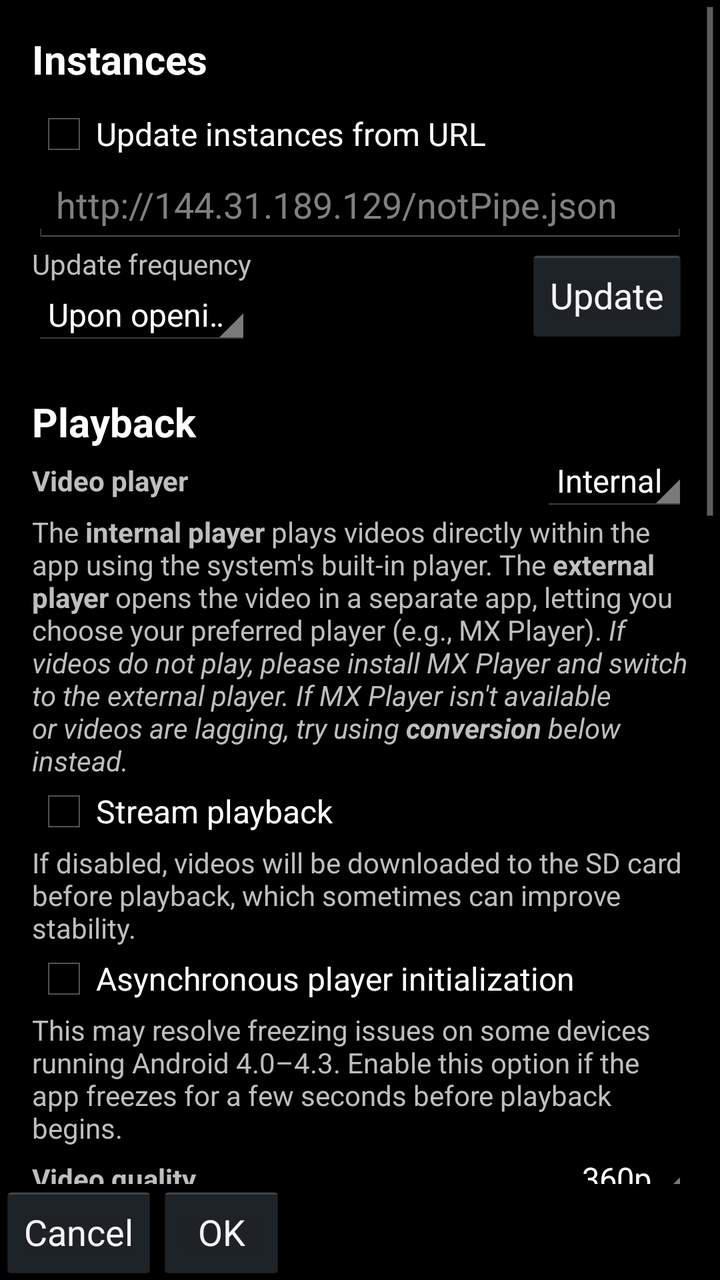
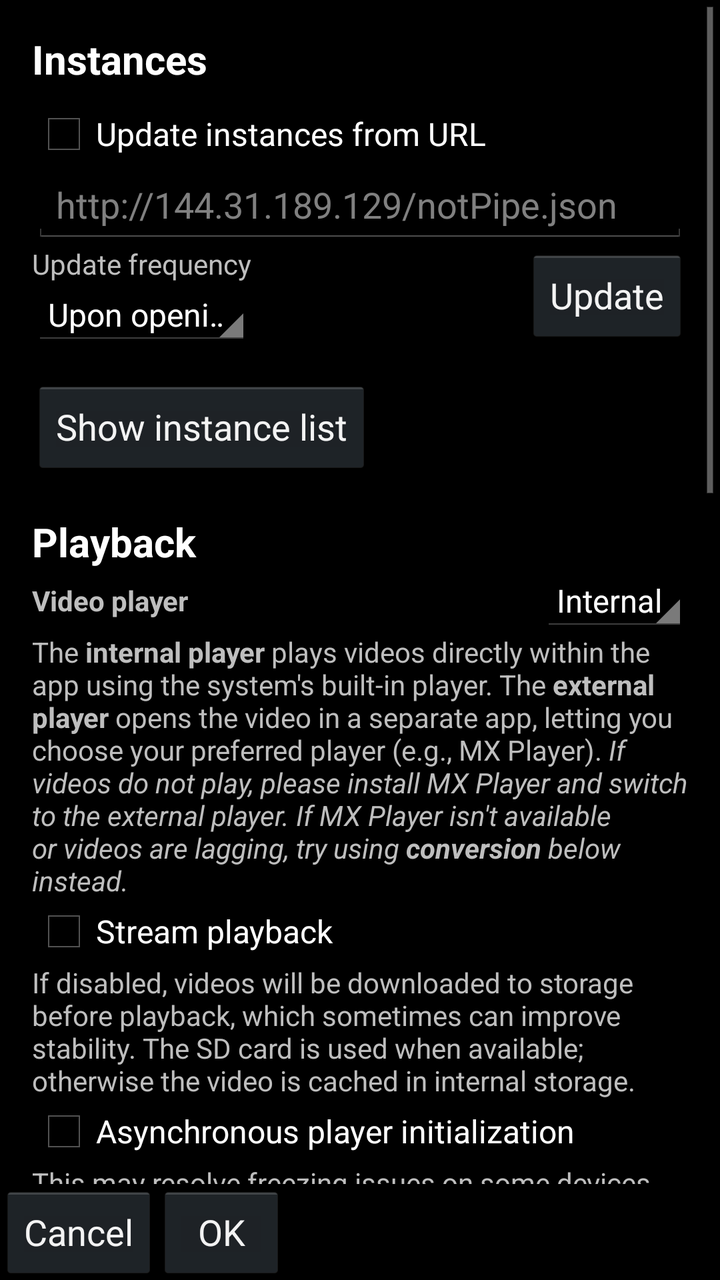

The first picture is an Android layout as it rendered before a commit; the second is the same layout after the commit. The layout source and the unified diff follow.
<!-- AndroidManifest.xml: application theme AppTheme -->
<!-- res/layout/activity_settings.xml -->
<?xml version="1.0" encoding="utf-8"?>
<LinearLayout xmlns:android="http://schemas.android.com/apk/res/android"
    xmlns:tools="http://schemas.android.com/tools"
    android:layout_width="fill_parent"
    android:layout_height="fill_parent"
    android:orientation="vertical"
    android:focusable="true"
    android:focusableInTouchMode="true">
    
    <ScrollView 
        android:layout_width="fill_parent"
        android:layout_height="0dp"
        android:layout_weight="1"
        android:fillViewport="true">
        
        <LinearLayout
            android:orientation="vertical"
            android:layout_width="fill_parent"
            android:layout_height="wrap_content"
            android:padding="16dp">

            <TextView
                android:layout_width="fill_parent"
                android:layout_height="wrap_content"
                android:text="@string/instances"
                android:textStyle="bold"
                android:textSize="20sp"
                android:paddingBottom="8dp"
                android:textColor="@android:color/primary_text_dark"/>

            <CheckBox
                android:id="@+id/update_chk"
                android:layout_width="wrap_content"
                android:layout_height="wrap_content"
                android:text="@string/update_instances_url"/>
            <LinearLayout
                android:id="@+id/update_instances"
                android:layout_width="fill_parent"
                android:layout_height="wrap_content"
                android:orientation="vertical">
                <EditText
                    android:id="@+id/instances_url"
                    android:layout_width="fill_parent"
                    android:layout_height="wrap_content"
                    android:hint="http://144.31.189.129/notPipe.json"
                    android:inputType="textUri"
                    android:singleLine="true"/>

                <LinearLayout
                    android:layout_width="fill_parent"
                    android:layout_height="wrap_content"
                    android:orientation="horizontal">

                    <LinearLayout
                        android:layout_width="wrap_content"
                        android:layout_height="wrap_content"
                        android:orientation="vertical">

                        <TextView
                            android:layout_width="wrap_content"
                            android:layout_height="wrap_content"
                            android:text="@string/update_freq"/>

                        <Spinner
                            android:id="@+id/update_spinner"
                            android:layout_width="fill_parent"
                            android:layout_height="wrap_content"
                            android:entries="@array/update_freq_"/>
                    </LinearLayout>

                    <View
                        android:layout_width="0dp"
                        android:layout_height="wrap_content"
                        android:layout_weight="1"/>

                    <Button
                        android:id="@+id/update_btn"
                        android:layout_width="wrap_content"
                        android:layout_height="wrap_content"
                        android:text="@string/update"
                        android:layout_gravity="center_vertical"/>
                </LinearLayout>
            </LinearLayout>

            <LinearLayout
                android:id="@+id/apiInstancesContainer"
                android:layout_width="fill_parent"
                android:layout_height="wrap_content"
                android:orientation="vertical"/>

            <TextView
                android:layout_width="fill_parent"
                android:layout_height="wrap_content"
                android:text="@string/playback"
                android:textStyle="bold"
                android:textSize="20sp"
                android:paddingTop="24dp"
                android:textColor="@android:color/primary_text_dark"/>

            <LinearLayout
                android:layout_width="fill_parent"
                android:layout_height="wrap_content"
                android:orientation="horizontal"
                android:gravity="center_vertical">
                <TextView
                    android:layout_width="0dp"
                    android:layout_height="wrap_content"
                    android:layout_weight="1"
                    android:text="@string/video_player"
                    android:textStyle="bold"/>
                <Spinner
                    android:id="@+id/player_spinner"
                    android:layout_width="wrap_content"
                    android:layout_height="wrap_content"
                    android:entries="@array/video_player_"/>
            </LinearLayout>

            <TextView
                android:layout_width="fill_parent"
                android:layout_height="wrap_content"
                android:text="@string/video_player_desc"/>

            <CheckBox
                android:id="@+id/stream_playback_chk"
                android:layout_width="fill_parent"
                android:layout_height="wrap_content"
                android:text="@string/stream_playback"/>

            <TextView
                android:layout_width="fill_parent"
                android:layout_height="wrap_content"
                android:text="@string/stream_playback_desc"/>

            <CheckBox
                android:id="@+id/async_uri_chk"
                android:layout_width="fill_parent"
                android:layout_height="wrap_content"
                android:text="@string/async_uri"/>

            <TextView
                android:layout_width="fill_parent"
                android:layout_height="wrap_content"
                android:text="@string/async_uri_"/>

            <LinearLayout
                android:layout_width="fill_parent"
                android:layout_height="wrap_content"
                android:orientation="horizontal"
                android:gravity="center_vertical">
                <TextView
                    android:layout_width="0dp"
                    android:layout_height="wrap_content"
                    android:layout_weight="1"
                    android:text="@string/video_quality"
                    android:textStyle="bold"/>
                <Spinner
                    android:id="@+id/quality_spinner"
                    android:layout_width="wrap_content"
                    android:layout_height="wrap_content"
                    android:entries="@array/qualities"/>
            </LinearLayout>

            <TextView
                android:layout_width="fill_parent"
                android:layout_height="wrap_content"
                android:text="@string/quality_recommend"/>

            <TextView
                android:layout_width="fill_parent"
                android:layout_height="wrap_content"
                android:text="@string/conversion"
                android:textStyle="bold"
                android:textSize="20sp"
                android:paddingTop="24dp"
                android:textColor="@android:color/primary_text_dark"/>

            <TextView
                android:layout_width="fill_parent"
                android:layout_height="wrap_content"
                android:text="@string/conversion_"/>

            <CheckBox
                android:id="@+id/convert_chk"
                android:layout_width="fill_parent"
                android:layout_height="wrap_content"
                android:text="@string/convert_videos"/>

            <LinearLayout
                android:layout_width="fill_parent"
                android:layout_height="wrap_content"
                android:orientation="horizontal"
                android:gravity="center_vertical"
                android:id="@+id/codec_layout"
                android:visibility="gone"
                tools:visibility="visible">
                <TextView
                    android:layout_width="0dp"
                    android:layout_height="wrap_content"
                    android:layout_weight="1"
                    android:text="@string/video_codec"
                    android:textStyle="bold"/>
                <Spinner
                    android:id="@+id/codec_spinner"
                    android:layout_width="wrap_content"
                    android:layout_height="wrap_content"
                    android:entries="@array/codecs"/>
            </LinearLayout>

            <TextView
                android:layout_width="fill_parent"
                android:layout_height="wrap_content"
                android:text="@string/general"
                android:textStyle="bold"
                android:textSize="20sp"
                android:paddingTop="24dp"
                android:textColor="@android:color/primary_text_dark"/>

            <CheckBox
                android:id="@+id/fullscreen_rotate_chk"
                android:layout_width="fill_parent"
                android:layout_height="wrap_content"
                android:text="@string/force_landscape"/>

            <TextView
                android:layout_width="fill_parent"
                android:layout_height="wrap_content"
                android:text="@string/hide_shorts"
                android:textStyle="bold"
                android:textSize="20sp"
                android:paddingTop="24dp"
                android:textColor="@android:color/primary_text_dark"/>

            <LinearLayout
                android:layout_width="fill_parent"
                android:layout_height="wrap_content"
                android:orientation="horizontal"
                android:gravity="center_vertical">
                <TextView
                    android:layout_width="0dp"
                    android:layout_height="wrap_content"
                    android:layout_weight="1"
                    android:text="@string/hide_shorts_length"/>
                <EditText
                    android:id="@+id/short_length_edit"
                    android:layout_width="80dp"
                    android:layout_height="wrap_content"
                    android:inputType="number"
                    android:singleLine="true"/>
            </LinearLayout>

            <CheckBox
                android:id="@+id/hide_shorts_rec_chk"
                android:layout_width="fill_parent"
                android:layout_height="wrap_content"
                android:text="@string/hide_shorts_recommendations"/>

            <CheckBox
                android:id="@+id/hide_shorts_subs_chk"
                android:layout_width="fill_parent"
                android:layout_height="wrap_content"
                android:text="@string/hide_shorts_subscriptions"/>

            <TextView
                android:layout_width="fill_parent"
                android:layout_height="wrap_content"
                android:text="@string/feed_settings"
                android:textStyle="bold"
                android:textSize="20sp"
                android:paddingTop="24dp"
                android:textColor="@android:color/primary_text_dark"/>

            <LinearLayout
                android:layout_width="fill_parent"
                android:layout_height="wrap_content"
                android:orientation="horizontal"
                android:gravity="center_vertical">

                <TextView
                    android:layout_width="0dp"
                    android:layout_height="wrap_content"
                    android:layout_weight="1"
                    android:text="@string/feed_update_mode"
                    android:textStyle="bold"/>

                <Spinner
                    android:id="@+id/feed_mode_spinner"
                    android:layout_width="wrap_content"
                    android:layout_height="wrap_content"
                    android:entries="@array/feed_update_modes"/>
            </LinearLayout>

            <LinearLayout
                android:id="@+id/feed_interval_layout"
                android:layout_width="fill_parent"
                android:layout_height="wrap_content"
                android:orientation="horizontal"
                android:gravity="center_vertical"
                android:visibility="gone"
                tools:visibility="visible">

                <TextView
                    android:layout_width="0dp"
                    android:layout_height="wrap_content"
                    android:layout_weight="1"
                    android:text="@string/feed_auto_interval"
                    android:textStyle="bold"/>

                <Spinner
                    android:id="@+id/feed_interval_spinner"
                    android:layout_width="wrap_content"
                    android:layout_height="wrap_content"
                    android:entries="@array/feed_intervals_"/>
            </LinearLayout>

            <CheckBox
                android:id="@+id/hide_popular_chk"
                android:layout_width="fill_parent"
                android:layout_height="wrap_content"
                android:text="@string/hide_popular_feed"
                android:paddingTop="8dp"/>

            <TextView
                android:layout_width="fill_parent"
                android:layout_height="wrap_content"
                android:text="@string/feed_update_desc"/>

            <TextView
                android:layout_width="fill_parent"
                android:layout_height="wrap_content"
                android:paddingTop="24dp"
                android:text="@string/setting_footer"
                android:textStyle="italic"/>
        </LinearLayout>
    </ScrollView>

    <LinearLayout
        android:orientation="horizontal"
        android:layout_width="fill_parent"
        android:layout_height="wrap_content">
        
        <Button
            android:id="@+id/cancel"
            android:layout_width="wrap_content"
            android:layout_height="wrap_content"
            android:text="@android:string/cancel"/>
            
        <Button
            android:id="@+id/ok"
            android:layout_width="wrap_content"
            android:layout_height="wrap_content"
            android:text="@android:string/ok"/>
    </LinearLayout>
</LinearLayout>
<!-- resources referenced by this layout -->
<resources>
  <string-array name="codecs">
          <item>MPEG-4 Visual (270p)</item>
          <item>MPEG-4 Visual (360p)</item>
          <item>H.263</item>
      </string-array>
  <string-array name="feed_update_modes">
          <item>On app open</item>
          <item>Manual (pull down)</item>
          <item>Auto update</item>
      </string-array>
  <string-array name="qualities">
          <item>360p</item>
          <item>480p</item>
          <item>720p</item>
          <item>1080p</item>
      </string-array>
  <string-array name="video_player_">
          <item>Internal</item>
          <item>External</item>
      </string-array>
  <string name="async_uri">Asynchronous player initialization</string>
  <string name="async_uri_">This may resolve freezing issues on some devices running Android 4.0–4.3. Enable this option if the app freezes for a few seconds before playback begins.</string>
  <string name="conversion">Conversion</string>
  <string name="conversion_">Conversion may help if your device does not support H.264 and MX Player is slow or not available. Conversion is available only with yt2009 and YtAPILegacy instances. SD card is required only when stream playback is disabled. <b>Do not enable if videos are playing normally.</b></string>
  <string name="convert_videos">Convert videos</string>
  <string name="feed_auto_interval">Auto update every</string>
  <string name="feed_settings">Subscriptions feed</string>
  <string name="feed_update_desc">Choose when the subscriptions feed is refreshed. In manual mode, pull the list down to check for new videos. The interval mode refreshes the feed while the app is open.</string>
  <string name="feed_update_mode">Feed update</string>
  <string name="force_landscape">Force landscape in full-screen</string>
  <string name="general">General</string>
  <string name="hide_popular_feed">Hide the Popular feed (Subscriptions only)</string>
  <string name="hide_shorts">Hide Shorts</string>
  <string name="hide_shorts_length">Hide videos shorter than</string>
  <string name="hide_shorts_recommendations">Hide Shorts in recommendations</string>
  <string name="hide_shorts_subscriptions">Hide Shorts in subscriptions</string>
  <string name="instances">Instances</string>
  <string name="playback">Playback</string>
  <string name="quality_recommend">For smooth playback, 360p is recommended.</string>
  <string name="setting_footer">notPipe — YouTube client for legacy Android\n▶ github.com/gohoski/notPipe\n▶ t.me/AppDataApps</string>
  <string name="stream_playback">Stream playback</string>
  <string name="stream_playback_desc">If disabled, videos will be downloaded to the SD card before playback, which sometimes can improve stability.</string>
  <string name="update">Update</string>
  <string name="update_freq">Update frequency</string>
  <string name="update_instances_url">Update instances from URL</string>
  <string name="video_codec">Video codec</string>
  <string name="video_player">Video player</string>
  <string name="video_player_desc">The <b>internal player</b> plays videos directly within the app using the system\'s built-in player. The <b>external player</b> opens the video in a separate app, letting you choose your preferred player (e.g., MX Player). <i>If videos do not play, please install MX Player and switch to the external player. If MX Player isn\'t available or videos are lagging, try using <b>conversion</b> below instead.</i></string>
  <string name="video_quality">Video quality</string>
  <style name="AppTheme" parent="@android:style/Theme">
      </style>
  <!-- unchanged entries left out for length: 2 -->
</resources>

<!-- the commit's change to res/layout/activity_settings.xml (unified diff, before → after) -->
@@ -82,11 +82,19 @@
                 </LinearLayout>
             </LinearLayout>
 
+            <Button
+                android:id="@+id/show_instances_btn"
+                android:layout_width="wrap_content"
+                android:layout_height="wrap_content"
+                android:text="@string/show_instance_list"
+                android:layout_marginTop="16dp"/>
+
             <LinearLayout
                 android:id="@+id/apiInstancesContainer"
                 android:layout_width="fill_parent"
                 android:layout_height="wrap_content"
-                android:orientation="vertical"/>
+                android:orientation="vertical"
+                android:visibility="gone"/>
 
             <TextView
                 android:layout_width="fill_parent"
@@ -94,7 +102,7 @@
                 android:text="@string/playback"
                 android:textStyle="bold"
                 android:textSize="20sp"
-                android:paddingTop="24dp"
+                android:paddingTop="20dp"
                 android:textColor="@android:color/primary_text_dark"/>
 
             <LinearLayout
@@ -130,6 +138,27 @@
                 android:layout_width="fill_parent"
                 android:layout_height="wrap_content"
                 android:text="@string/stream_playback_desc"/>
+
+            <Button
+                android:id="@+id/clear_cache_btn"
+                android:layout_width="wrap_content"
+                android:layout_height="wrap_content"
+                android:text="@string/clear_video_cache"
+                android:visibility="gone"/>
+
+            <CheckBox
+                android:id="@+id/auto_clear_cache_chk"
+                android:layout_width="fill_parent"
+                android:layout_height="wrap_content"
+                android:text="@string/auto_clear_cache"
+                android:visibility="gone"/>
+
+            <TextView
+                android:id="@+id/auto_clear_cache_desc"
+                android:layout_width="fill_parent"
+                android:layout_height="wrap_content"
+                android:text="@string/auto_clear_cache_desc"
+                android:visibility="gone"/>
 
             <CheckBox
                 android:id="@+id/async_uri_chk"
<!-- resource entries referenced after the edit -->
@@ -22,8 +22,11 @@
       </string-array>
   <string name="async_uri">Asynchronous player initialization</string>
   <string name="async_uri_">This may resolve freezing issues on some devices running Android 4.0–4.3. Enable this option if the app freezes for a few seconds before playback begins.</string>
+  <string name="auto_clear_cache">Clear old cached videos automatically</string>
+  <string name="auto_clear_cache_desc">Videos older than a day are removed when the app opens. This never runs while a video is playing.</string>
+  <string name="clear_video_cache">Clear video cache</string>
   <string name="conversion">Conversion</string>
-  <string name="conversion_">Conversion may help if your device does not support H.264 and MX Player is slow or not available. Conversion is available only with yt2009 and YtAPILegacy instances. SD card is required only when stream playback is disabled. <b>Do not enable if videos are playing normally.</b></string>
+  <string name="conversion_">Conversion may help if your device does not support H.264 and MX Player is slow or not available. Conversion is available only with yt2009 and YtAPILegacy instances. <b>Do not enable if videos are playing normally.</b></string>
   <string name="convert_videos">Convert videos</string>
   <string name="feed_auto_interval">Auto update every</string>
   <string name="feed_settings">Subscriptions feed</string>
@@ -40,8 +43,9 @@
   <string name="playback">Playback</string>
   <string name="quality_recommend">For smooth playback, 360p is recommended.</string>
   <string name="setting_footer">notPipe — YouTube client for legacy Android\n▶ github.com/gohoski/notPipe\n▶ t.me/AppDataApps</string>
+  <string name="show_instance_list">Show instance list</string>
   <string name="stream_playback">Stream playback</string>
-  <string name="stream_playback_desc">If disabled, videos will be downloaded to the SD card before playback, which sometimes can improve stability.</string>
+  <string name="stream_playback_desc">If disabled, videos will be downloaded to storage before playback, which sometimes can improve stability. The SD card is used when available; otherwise the video is cached in internal storage.</string>
   <string name="update">Update</string>
   <string name="update_freq">Update frequency</string>
   <string name="update_instances_url">Update instances from URL</string>
